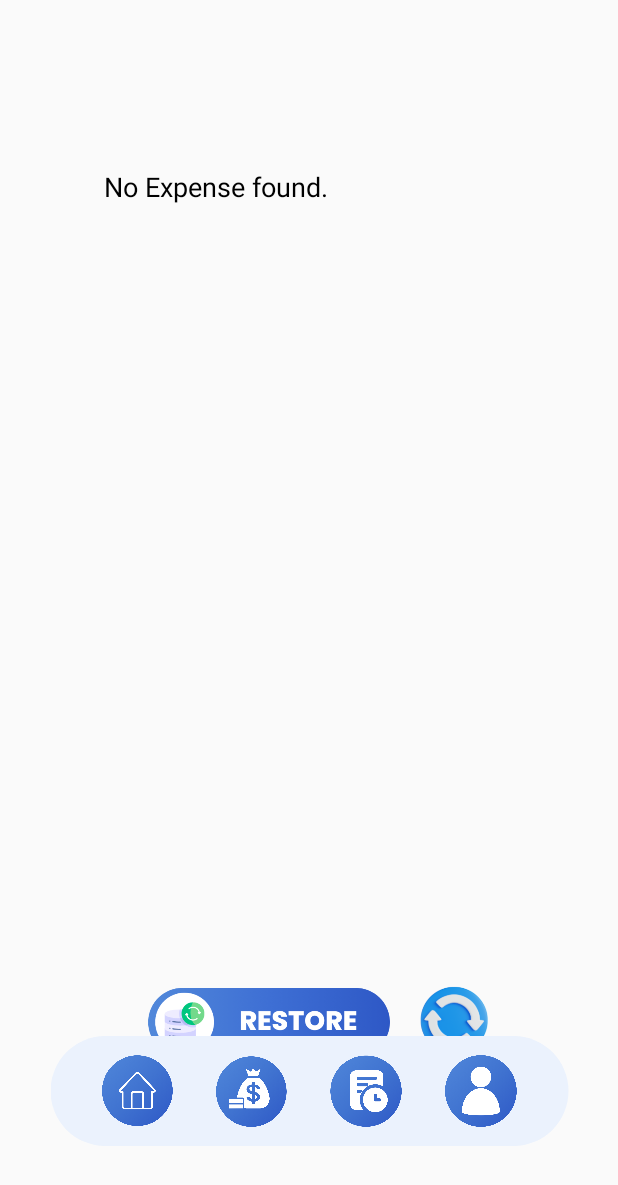
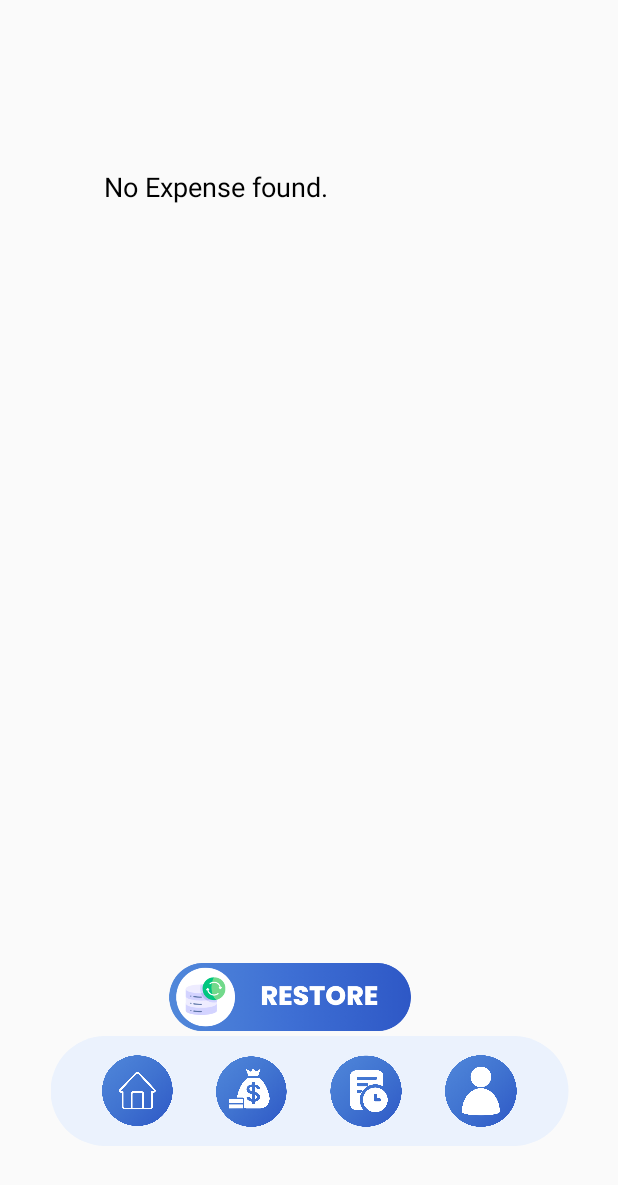
Before and after one commit to thivyan-jeyamohan/FinanceMate, an Android app built with Jetpack Compose: the display_expense screen opened directly, with no data from a screen before it, on a phone screen of 412 x 824 dp. Shown: the top 1185 px of the screen. Run offline under Robolectric (Android 15) with nearby library versions, the phone set to English and light mode, and no system bars; Roboto replaces fonts that are not available here.

Commit message:
modify version 7

```diff
--- a/app/src/main/java/com/example/financemate/display_income.kt
+++ b/app/src/main/java/com/example/financemate/display_income.kt
@@ -121,7 +121,7 @@ class display_income : AppCompatActivity() {
         cardView.radius = 25f
         cardView.setCardBackgroundColor(Color.parseColor("#dfeeff"))  // Custom background color
         cardView.setCardElevation(8f)
-        cardView.setContentPadding(30, 16, 30, 16)
+        cardView.setContentPadding(30, 16, 30, 70)
 
         // Create a horizontal LinearLayout to divide the CardView into two columns
         val horizontalLayout = LinearLayout(this)
--- a/app/src/main/res/layout/activity_display_expense.xml
+++ b/app/src/main/res/layout/activity_display_expense.xml
@@ -11,26 +11,13 @@
     <!-- Navigation button to add new expense -->
 
     <ImageView
-        android:id="@+id/imageView12"
-        android:layout_width="47dp"
-        android:layout_height="48dp"
-        android:layout_marginTop="16dp"
-        android:layout_marginEnd="85dp"
-        app:layout_constraintEnd_toEndOf="parent"
-        app:layout_constraintTop_toBottomOf="@+id/scrollView3"
-        app:srcCompat="@drawable/refresh" />
-
-    <ImageView
         android:id="@+id/imageView6"
         android:layout_width="163dp"
         android:layout_height="51dp"
-        android:layout_marginStart="80dp"
-        android:layout_marginTop="16dp"
-        android:layout_marginEnd="18dp"
-        app:layout_constraintEnd_toStartOf="@+id/imageView12"
-        app:layout_constraintHorizontal_bias="1.0"
+        android:layout_marginStart="112dp"
+        android:layout_marginBottom="-350dp"
+        app:layout_constraintBottom_toTopOf="@+id/linearLayout8"
         app:layout_constraintStart_toStartOf="parent"
-        app:layout_constraintTop_toBottomOf="@+id/scrollView3"
         app:srcCompat="@drawable/restore" />
 
     <ScrollView
@@ -50,11 +37,13 @@
             android:layout_width="match_parent"
             android:layout_height="wrap_content"
             android:layout_marginTop="50dp"
+            android:layout_marginBottom="50dp"
             android:orientation="vertical"
             android:padding="16dp" />
     </ScrollView>
 
     <LinearLayout
+        android:id="@+id/linearLayout8"
         android:layout_width="345dp"
         android:layout_height="73dp"
         android:layout_marginEnd="50dp"
--- a/app/src/main/res/layout/activity_display_income.xml
+++ b/app/src/main/res/layout/activity_display_income.xml
@@ -15,9 +15,9 @@
         android:layout_width="163dp"
         android:layout_height="51dp"
         android:layout_marginStart="112dp"
-        android:layout_marginTop="12dp"
+        android:layout_marginBottom="-345dp"
+        app:layout_constraintBottom_toTopOf="@+id/linearLayout9"
         app:layout_constraintStart_toStartOf="parent"
-        app:layout_constraintTop_toBottomOf="@+id/scrollView4"
         app:srcCompat="@drawable/restore" />
 
     <ScrollView
@@ -43,6 +43,7 @@
     </ScrollView>
 
     <LinearLayout
+        android:id="@+id/linearLayout9"
         android:layout_width="345dp"
         android:layout_height="73dp"
         android:layout_marginEnd="50dp"
--- a/app/src/main/res/layout/activity_edit_expense.xml
+++ b/app/src/main/res/layout/activity_edit_expense.xml
@@ -16,10 +16,11 @@
         android:layout_height="39dp"
         android:layout_marginStart="134dp"
         android:layout_marginEnd="155dp"
+        android:layout_marginBottom="-330dp"
+        app:layout_constraintBottom_toTopOf="@+id/linearLayout10"
         app:layout_constraintEnd_toEndOf="parent"
         app:layout_constraintHorizontal_bias="0.363"
         app:layout_constraintStart_toStartOf="parent"
-        app:layout_constraintTop_toBottomOf="@+id/saveButton"
         app:srcCompat="@drawable/viewexpenses" />
 
     <ImageView
@@ -144,6 +145,7 @@
         android:layout_height="57dp"
         android:layout_marginStart="48dp"
         android:layout_marginEnd="65dp"
+        app:layout_constraintBottom_toTopOf="@+id/imageView34"
         app:layout_constraintEnd_toEndOf="parent"
         app:layout_constraintHorizontal_bias="0.571"
         app:layout_constraintStart_toStartOf="parent"
@@ -165,6 +167,7 @@
         app:layout_constraintTop_toBottomOf="@+id/imageView7" />
 
     <LinearLayout
+        android:id="@+id/linearLayout10"
         android:layout_width="345dp"
         android:layout_height="73dp"
         android:layout_marginEnd="50dp"
--- a/app/src/main/res/layout/activity_edit_income.xml
+++ b/app/src/main/res/layout/activity_edit_income.xml
@@ -21,13 +21,15 @@
         android:layout_height="39dp"
         android:layout_marginStart="134dp"
         android:layout_marginEnd="155dp"
+        android:layout_marginBottom="-330dp"
+        app:layout_constraintBottom_toTopOf="@+id/linearLayout11"
         app:layout_constraintEnd_toEndOf="parent"
         app:layout_constraintHorizontal_bias="0.363"
         app:layout_constraintStart_toStartOf="parent"
-        app:layout_constraintTop_toBottomOf="@+id/saveButton"
         app:srcCompat="@drawable/viewincomebtn" />
 
     <LinearLayout
+        android:id="@+id/linearLayout11"
         android:layout_width="345dp"
         android:layout_height="73dp"
         android:layout_marginEnd="50dp"
@@ -186,6 +188,8 @@
         android:layout_marginStart="48dp"
         android:layout_marginTop="16dp"
         android:layout_marginEnd="65dp"
+        android:layout_marginBottom="26dp"
+        app:layout_constraintBottom_toTopOf="@+id/imageView4"
         app:layout_constraintEnd_toEndOf="parent"
         app:layout_constraintHorizontal_bias="0.597"
         app:layout_constraintStart_toStartOf="parent"
--- a/app/src/main/res/layout/activity_expense_overview.xml
+++ b/app/src/main/res/layout/activity_expense_overview.xml
@@ -11,6 +11,8 @@
         android:layout_height="704dp"
         android:layout_marginStart="32dp"
         android:layout_marginEnd="32dp"
+        android:layout_marginBottom="-350dp"
+        app:layout_constraintBottom_toTopOf="@+id/linearLayout13"
         app:layout_constraintEnd_toEndOf="parent"
         app:layout_constraintStart_toStartOf="parent"
         app:layout_constraintTop_toTopOf="parent">
@@ -418,6 +420,7 @@
     </ScrollView>
 
     <LinearLayout
+        android:id="@+id/linearLayout13"
         android:layout_width="345dp"
         android:layout_height="73dp"
         android:layout_marginStart="35dp"
--- a/app/src/main/res/layout/activity_expenseform.xml
+++ b/app/src/main/res/layout/activity_expenseform.xml
@@ -167,8 +167,10 @@
         android:layout_width="207dp"
         android:layout_height="42dp"
         android:layout_marginStart="53dp"
-        android:layout_marginTop="4dp"
+        android:layout_marginTop="3dp"
         android:layout_marginEnd="61dp"
+        android:layout_marginBottom="-330dp"
+        app:layout_constraintBottom_toTopOf="@+id/linearLayout14"
         app:layout_constraintEnd_toEndOf="parent"
         app:layout_constraintHorizontal_bias="0.528"
         app:layout_constraintStart_toStartOf="parent"
@@ -176,6 +178,7 @@
         app:srcCompat="@drawable/viewexpenses" />
 
     <LinearLayout
+        android:id="@+id/linearLayout14"
         android:layout_width="345dp"
         android:layout_height="73dp"
         android:layout_marginEnd="50dp"
--- a/app/src/main/res/layout/activity_incomeform.xml
+++ b/app/src/main/res/layout/activity_incomeform.xml
@@ -137,8 +137,10 @@
         android:layout_width="256dp"
         android:layout_height="43dp"
         android:layout_marginStart="53dp"
-        android:layout_marginTop="4dp"
+        android:layout_marginTop="12dp"
         android:layout_marginEnd="61dp"
+        android:layout_marginBottom="-310dp"
+        app:layout_constraintBottom_toTopOf="@+id/linearLayout15"
         app:layout_constraintEnd_toEndOf="parent"
         app:layout_constraintHorizontal_bias="0.13"
         app:layout_constraintStart_toStartOf="parent"
@@ -146,6 +148,7 @@
         app:srcCompat="@drawable/viewincomebtn" />
 
     <LinearLayout
+        android:id="@+id/linearLayout15"
         android:layout_width="345dp"
         android:layout_height="73dp"
         android:layout_marginEnd="50dp"
```
Also changed, not shown: app/src/main/java/com/example/financemate/Dashboard.kt (+30 -1 lines), app/src/main/java/com/example/financemate/display_expense.kt (+5 -2 lines), app/src/main/java/com/example/financemate/expense_overview.kt (+4 -4 lines), app/src/main/res/layout/activity_profile.xml (+5 -2 lines).
